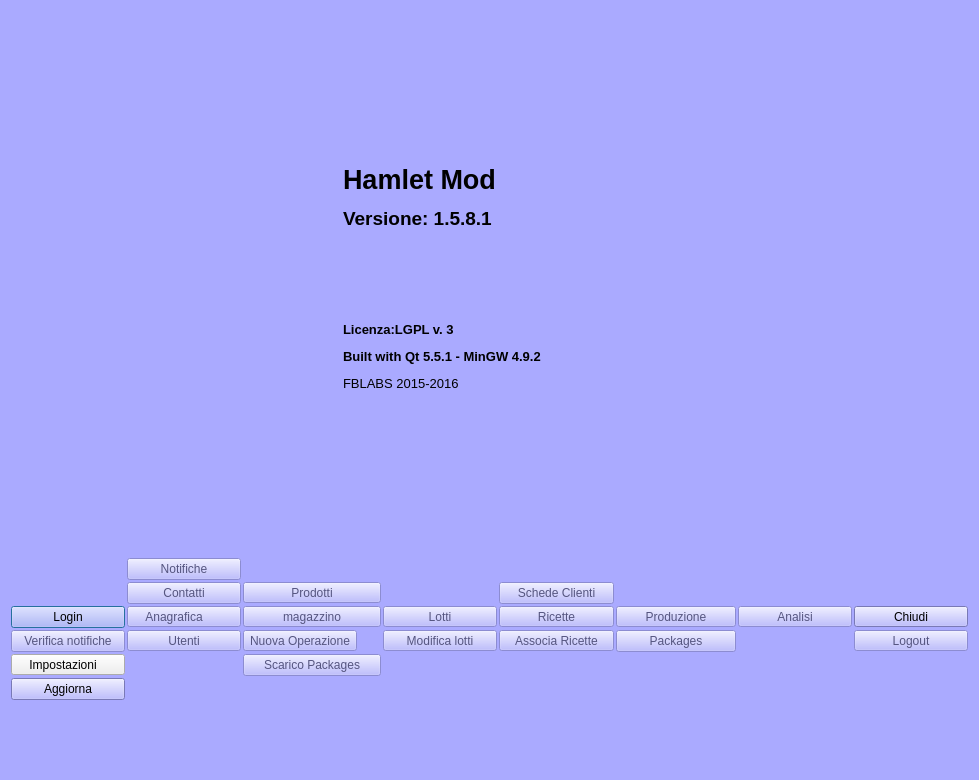
Qt form mainwindow.ui (fblabs/hamlet-mod-sancon) before a commit.
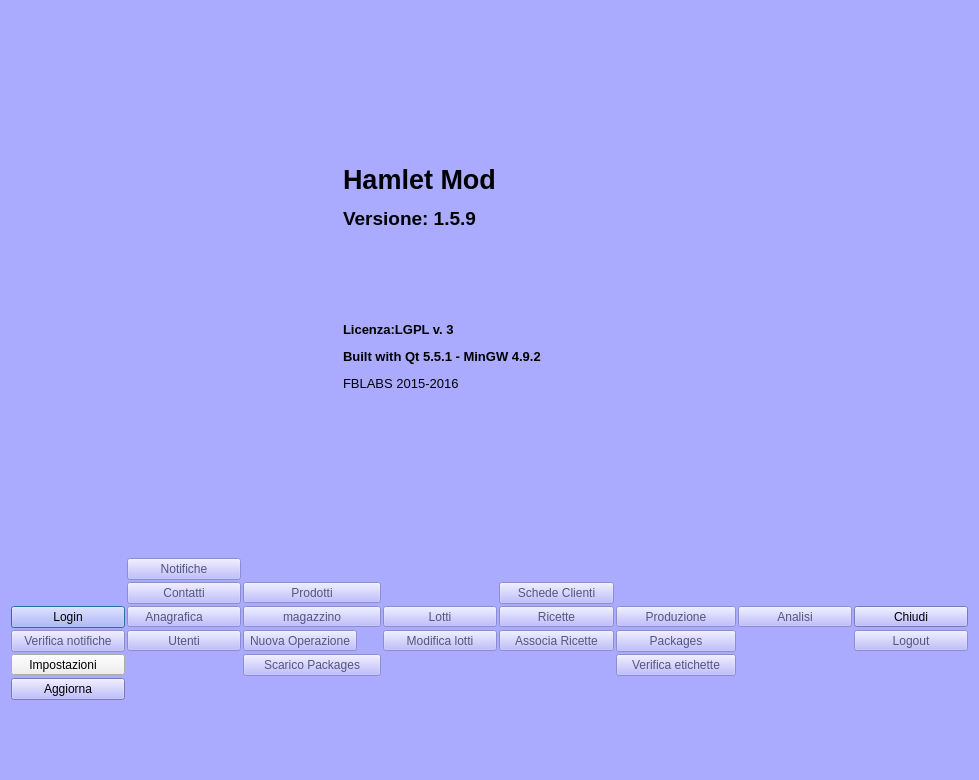
The same form after that commit. Icons and pictures are not drawn.

Diff of the .ui file:
```diff
--- a/mainwindow.ui
+++ b/mainwindow.ui
@@ -523,7 +523,7 @@
       <item>
        <widget class="QLabel" name="label_2">
         <property name="text">
-         <string>&lt;html&gt;&lt;head/&gt;&lt;body&gt;&lt;p&gt;&lt;span style=&quot; font-size:20pt; font-weight:600;&quot;&gt;Hamlet Mod&lt;/span&gt;&lt;/p&gt;&lt;p&gt;&lt;span style=&quot; font-size:14pt; font-weight:600;&quot;&gt;Versione: 1.5.8.1&lt;/span&gt;&lt;/p&gt;&lt;p&gt;&lt;br/&gt;&lt;/p&gt;&lt;p&gt;&lt;br/&gt;&lt;/p&gt;&lt;p&gt;&lt;span style=&quot; font-size:10pt; font-weight:600;&quot;&gt;Licenza:LGPL v. 3&lt;/span&gt;&lt;/p&gt;&lt;p&gt;&lt;span style=&quot; font-size:10pt; font-weight:600;&quot;&gt;Built with Qt 5.5.1 - MinGW 4.9.2&lt;/span&gt;&lt;/p&gt;&lt;p&gt;&lt;span style=&quot; font-size:10pt;&quot;&gt;FBLABS 2015-2016&lt;/span&gt;&lt;/p&gt;&lt;/body&gt;&lt;/html&gt;</string>
+         <string>&lt;html&gt;&lt;head/&gt;&lt;body&gt;&lt;p&gt;&lt;span style=&quot; font-size:20pt; font-weight:600;&quot;&gt;Hamlet Mod&lt;/span&gt;&lt;/p&gt;&lt;p&gt;&lt;span style=&quot; font-size:14pt; font-weight:600;&quot;&gt;Versione: 1.5.9&lt;/span&gt;&lt;/p&gt;&lt;p&gt;&lt;br/&gt;&lt;/p&gt;&lt;p&gt;&lt;br/&gt;&lt;/p&gt;&lt;p&gt;&lt;span style=&quot; font-size:10pt; font-weight:600;&quot;&gt;Licenza:LGPL v. 3&lt;/span&gt;&lt;/p&gt;&lt;p&gt;&lt;span style=&quot; font-size:10pt; font-weight:600;&quot;&gt;Built with Qt 5.5.1 - MinGW 4.9.2&lt;/span&gt;&lt;/p&gt;&lt;p&gt;&lt;span style=&quot; font-size:10pt;&quot;&gt;FBLABS 2015-2016&lt;/span&gt;&lt;/p&gt;&lt;/body&gt;&lt;/html&gt;</string>
         </property>
         <property name="scaledContents">
          <bool>false</bool>
@@ -1247,6 +1247,26 @@
           </property>
          </widget>
         </item>
+        <item row="8" column="7">
+         <widget class="QPushButton" name="pbVerifyLabels">
+          <property name="enabled">
+           <bool>false</bool>
+          </property>
+          <property name="text">
+           <string>Verifica etichette</string>
+          </property>
+          <property name="icon">
+           <iconset resource="icons.qrc">
+            <normaloff>:/Resources/Map.PNG</normaloff>:/Resources/Map.PNG</iconset>
+          </property>
+          <property name="iconSize">
+           <size>
+            <width>32</width>
+            <height>32</height>
+           </size>
+          </property>
+         </widget>
+        </item>
        </layout>
       </item>
      </layout>
```
Left out of the diff: 2 changed lines with no effect on the pictures.
